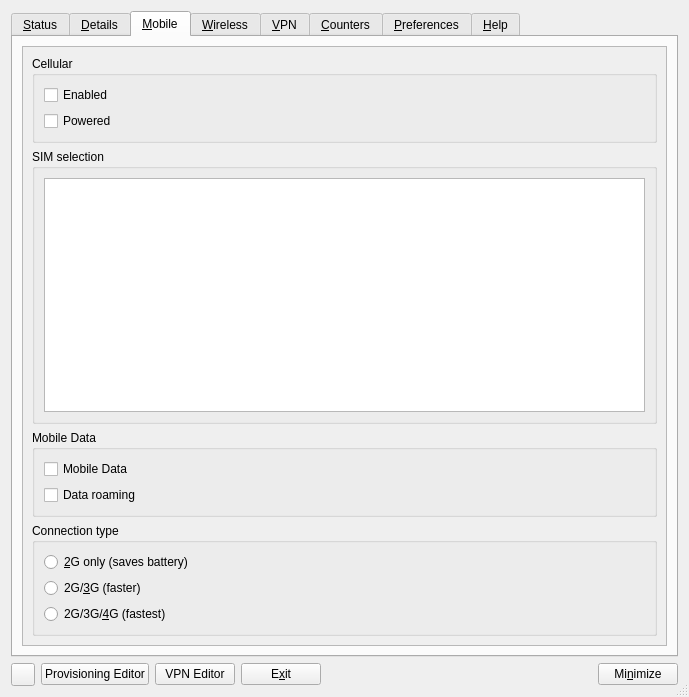
First picture: the form in apps/cmstapp/code/control_box/ui/controlbox.ui, repository Re4son/cmst, before the edit.
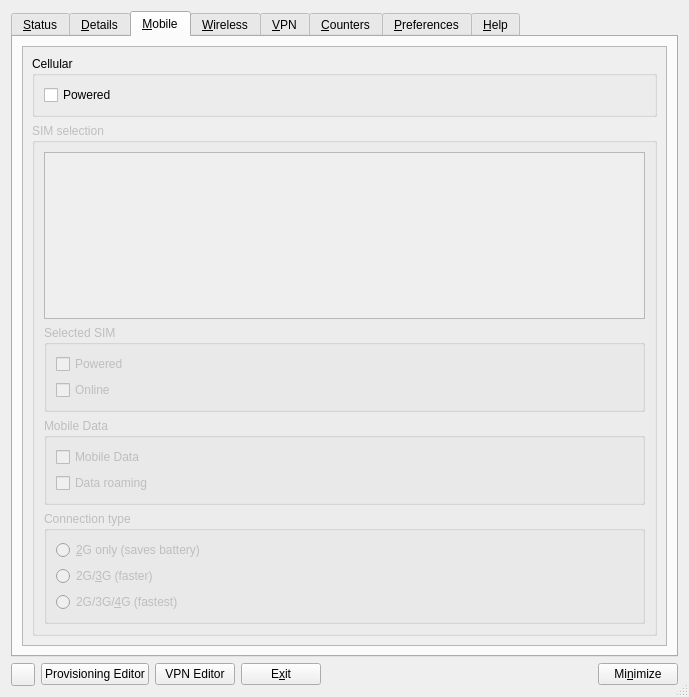
Second picture: the form after the edit. The open tabs and pages were chosen to show the change.

Commit message: More work on cellular, wiring up the rest of the draft UI.

What changed in the file:
```diff
--- a/apps/cmstapp/code/control_box/ui/controlbox.ui
+++ b/apps/cmstapp/code/control_box/ui/controlbox.ui
@@ -626,8 +626,8 @@
            <rect>
             <x>0</x>
             <y>0</y>
-            <width>647</width>
-            <height>487</height>
+            <width>633</width>
+            <height>553</height>
            </rect>
           </property>
           <layout class="QVBoxLayout" name="verticalLayout_13">
@@ -637,13 +637,6 @@
               <string>Cellular</string>
              </property>
              <layout class="QVBoxLayout" name="verticalLayout_17">
-              <item>
-               <widget class="QCheckBox" name="checkBox_ofono_enabled">
-                <property name="text">
-                 <string>Enabled</string>
-                </property>
-               </widget>
-              </item>
               <item>
                <widget class="QCheckBox" name="checkBox_ofono_powered">
                 <property name="text">
@@ -655,7 +648,10 @@
             </widget>
            </item>
            <item>
-            <widget class="QGroupBox" name="groupBox_4">
+            <widget class="QGroupBox" name="groupBox_sims">
+             <property name="enabled">
+              <bool>false</bool>
+             </property>
              <property name="title">
               <string>SIM selection</string>
              </property>
@@ -663,6 +659,26 @@
               <item>
                <widget class="QListWidget" name="listWidget_sims"/>
               </item>
+              <item>
+               <widget class="QGroupBox" name="groupBox_sim_state">
+                <property name="title">
+                 <string>Selected SIM</string>
+                </property>
+                <layout class="QVBoxLayout" name="verticalLayout_19">
+                 <item>
+                  <widget class="QCheckBox" name="checkBox_ofono_sim_powered">
+                   <property name="text">
+                    <string>Powered</string>
+                   </property>
+                  </widget>
+                 </item>
+                 <item>
+                  <widget class="QCheckBox" name="checkBox_ofono_sim_online">
+                   <property name="text">
+                    <string>Online</string>
+                   </property>
+                  </widget>
+                 </item>
              </layout>
             </widget>
            </item>
@@ -721,6 +737,9 @@
            </item>
           </layout>
          </widget>
+           </item>
+          </layout>
+         </widget>
         </widget>
        </item>
       </layout>
```
Left out of the diff: 4 changed lines with no effect on the pictures. Lines whose indentation alone changed are shown as unchanged. The commit also changes 2 other files.
